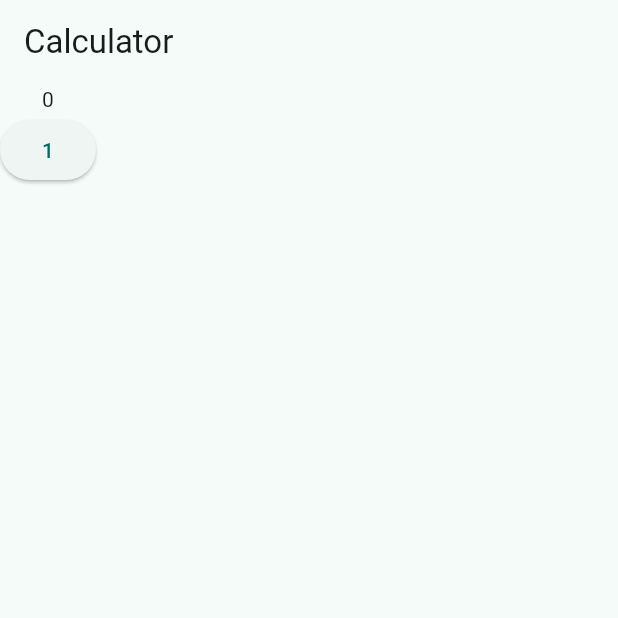
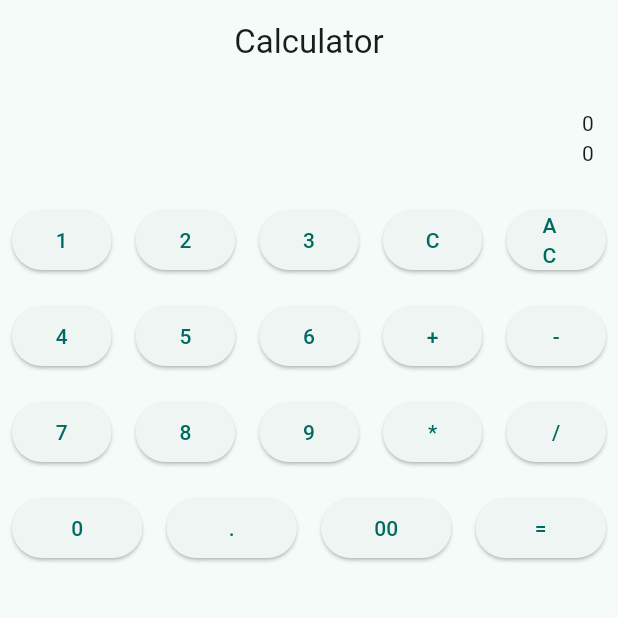
Before and after one commit to KellyBRENER/piscine_mobile_42, a Flutter app: the screen it shows after launch, on a phone screen of 412 x 824 dp, the top half of it. Run offline on Flutter 3.47's test engine with Material 3 defaults, Android fonts, the light colour scheme and no system bars.

Commit message:
ex02_done_appearance_to_modify

```diff
--- a/mobileModule00/ex02/lib/main.dart
+++ b/mobileModule00/ex02/lib/main.dart
@@ -27,7 +27,9 @@ class MyHomePage extends StatelessWidget {
   Widget  build(BuildContext context) {
     return Scaffold(//va accueillir les 2 widgets appBar et Calculator
       appBar: MyAppBar(),
-      body: MyCalculator(),
+      body: Center(
+		child: MyCalculator()
+		),
       );
   }
 }
@@ -38,6 +40,7 @@ class MyAppBar extends StatelessWidget implements PreferredSizeWidget {
   Widget  build(BuildContext context) {
     return AppBar(
       title: const  Text("Calculator"),
+	  centerTitle: true,
     );
   }
 
@@ -52,24 +55,95 @@ class MyCalculator extends StatefulWidget {
 }
 
 class _MyCalculatorState extends State<MyCalculator> {
-  String _display = '0';
+  String _result = '0';
+  String _calculation = '0';
   void _handleButtonPress(String textButton) {
     setState(() {
-      if (textButton == '0') {
-        _display = '0';
-      } else {
-        _display = '0';
-      }
+      _result = '0';
+	  _calculation = '0';
     });
   }
   @override
   Widget build(BuildContext context) {
     return Column(
-      children: [
-        Text(_display),
-        ElevatedButton(onPressed: () => _handleButtonPress('1'),
-        child: Text('1')),
+      children: <Widget>[
+        _DisplaySection(
+			calculationText: _calculation,
+			resultText: _result,
+		),
+		Expanded(//prends tout l'espace vertical restant pour ses enfants
+			child: _ButtonLayout(onTapped: _handleButtonPress),
+		)
       ],
     );
   }
 }
+
+class _DisplaySection extends StatelessWidget {
+	final String calculationText;
+	final String resultText;
+	const _DisplaySection({required this.calculationText, required this.resultText, super.key,});
+
+	@override
+	Widget	build(BuildContext context) {
+		return Container(
+			padding: const EdgeInsets.all(16.0),
+			alignment: Alignment.centerRight,
+			child: Column(
+				crossAxisAlignment: CrossAxisAlignment.end,
+				children: <Widget>[
+					Text(calculationText),
+					Text(resultText),
+				],
+			),
+		);
+	}
+}
+
+class _ButtonLayout extends StatelessWidget {
+//déclare une variable de type fonction avec un arg string qui stockera la fonction utilise par les futurs boutons
+	final Function(String) onTapped;
+
+	const _ButtonLayout({required this.onTapped});
+
+	@override
+	Widget build(BuildContext context) {
+		return Column(
+			children: [
+				_buildButtonRow(['1', '2', '3', 'C', 'AC']),
+				_buildButtonRow(['4', '5', '6', '+', '-']),
+				_buildButtonRow(['7', '8', '9', '*', '/']),
+				_buildButtonRow(['0', '.', '00', '=']),
+			],
+		);
+	}
+
+	Widget _buildButtonRow(List<String> buttonLabels) {
+		return Row(
+			mainAxisAlignment: MainAxisAlignment.spaceEvenly,//répartit les boutons de ma,niere uniforme sur la ligne
+			children: buttonLabels.map((label) {
+				return CalculatorButton(
+					label : label,
+					onTapped: () => onTapped(label),
+				);
+			}).toList(),
+		);
+	}
+}
+
+class	CalculatorButton extends StatelessWidget {
+	final String label;
+	final VoidCallback onTapped;
+
+	const	CalculatorButton({required this.label, required this.onTapped, super.key});
+
+	@override
+	Widget build(BuildContext context) {
+		return Expanded(
+			child: Padding(
+				padding: const EdgeInsets.all(8.0),//rajoute un espace de 8 pixel entre les boutons
+				child: ElevatedButton(onPressed: onTapped, child: Text(label)),
+			)
+		);
+	}
+}
```
